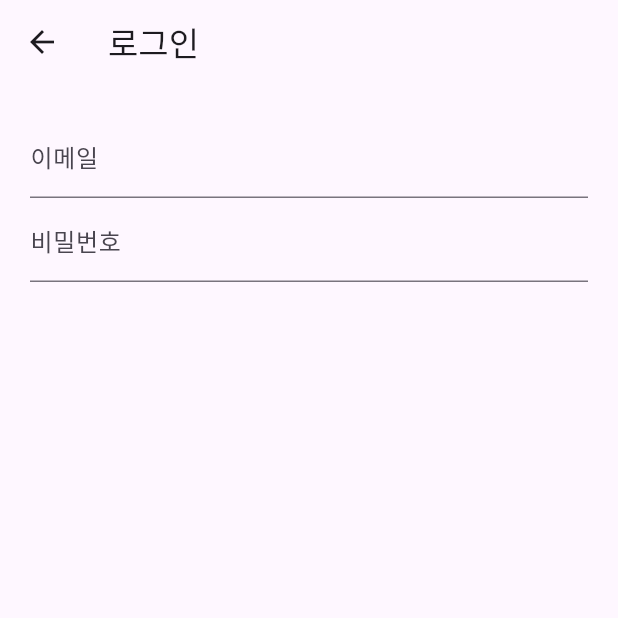
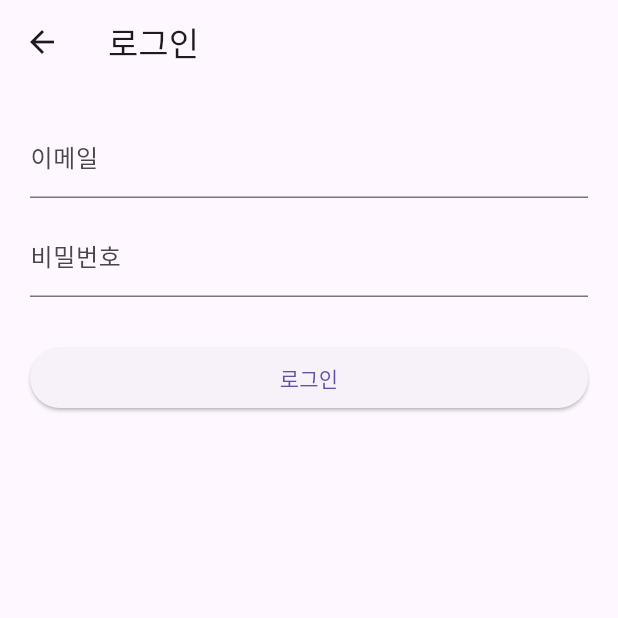
Before and after one commit to jeongbin-0509/APP_Project, a Flutter app: the LoginScreen screen opened directly, on a phone screen of 412 x 824 dp, the top half of it. Run offline on Flutter 3.47's test engine with Material 3 defaults, Android fonts, the phone set to English and light mode, and no system bars.

Commit message:
로그인 -> 매인 화면 이동 기능 구현

```diff
--- a/study_planner/lib/screens/login_screen.dart
+++ b/study_planner/lib/screens/login_screen.dart
@@ -1,4 +1,5 @@
 import 'package:flutter/material.dart';
+import 'main_screen.dart';
 
 class LoginScreen extends StatelessWidget {
   const LoginScreen({super.key});
@@ -10,11 +11,29 @@ class LoginScreen extends StatelessWidget {
       body: Padding(
         padding: const EdgeInsets.all(20),
         child: Column(
-          children: const [
-            TextField(decoration: InputDecoration(labelText: "이메일")),
-            TextField(
+          children: [
+            const TextField(decoration: InputDecoration(labelText: "이메일")),
+
+            const SizedBox(height: 10),
+
+            const TextField(
               decoration: InputDecoration(labelText: "비밀번호"),
               obscureText: true,
+            ),
+
+            const SizedBox(height: 30),
+
+            SizedBox(
+              width: double.infinity,
+              child: ElevatedButton(
+                onPressed: () {
+                  Navigator.pushReplacement(
+                    context,
+                    MaterialPageRoute(builder: (context) => const MainScreen()),
+                  );
+                },
+                child: const Text("로그인"),
+              ),
             ),
           ],
         ),
```
Also changed, not shown: study_planner/lib/screens/home_screen.dart (added, +12 -0 lines), study_planner/lib/screens/main_screen.dart (added, +47 -0 lines), study_planner/lib/screens/planner_screen.dart (added, +12 -0 lines), study_planner/lib/screens/stats_screen.dart (added, +12 -0 lines).
